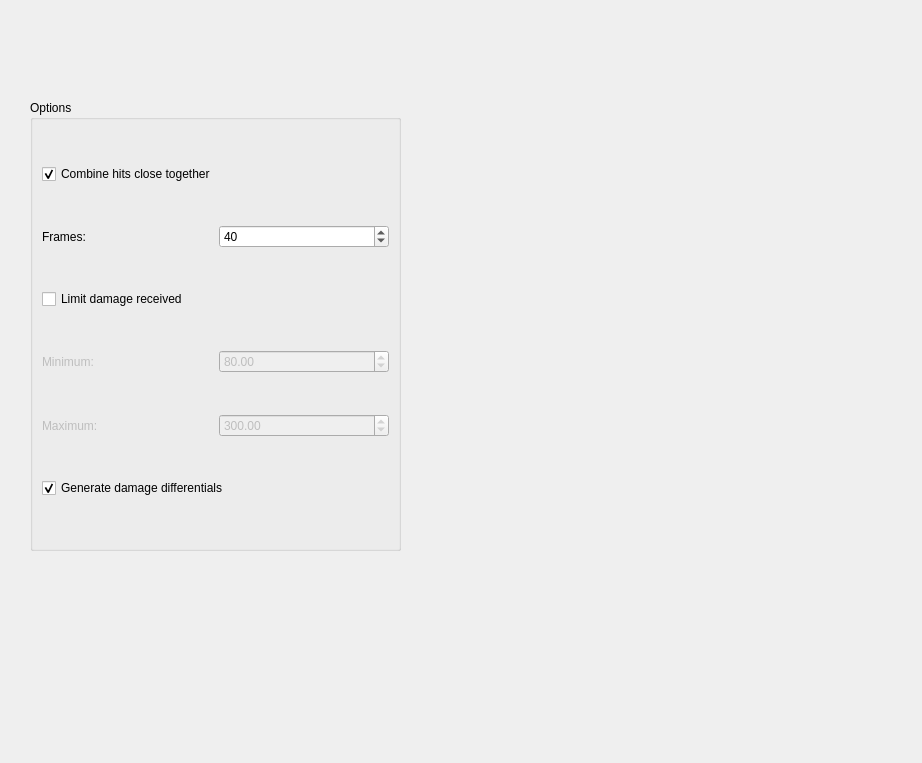
reframedultimate/ReFramed, file frontend/plugins/analyzers/hit-analysis/forms/HitAnalyzer.ui: the form before one commit.
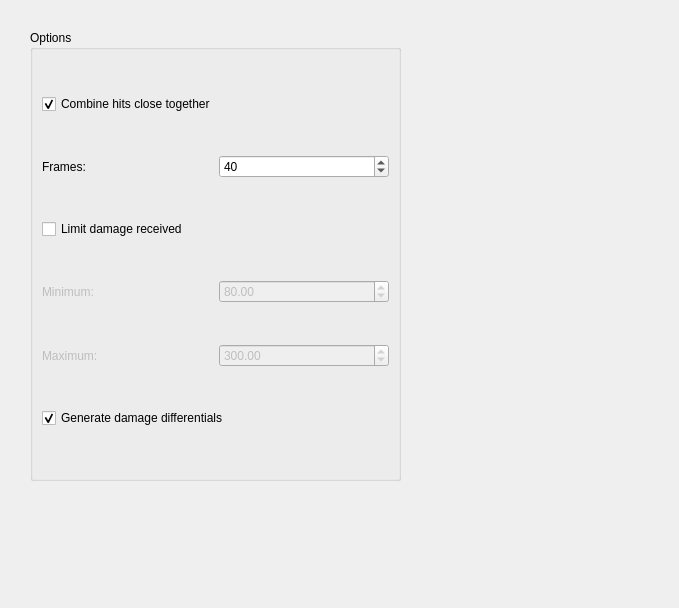
The form after the commit.

What changed in the file:
```diff
--- a/frontend/plugins/analyzers/hit-analysis/forms/HitAnalyzer.ui
+++ b/frontend/plugins/analyzers/hit-analysis/forms/HitAnalyzer.ui
@@ -6,8 +6,8 @@
    <rect>
     <x>0</x>
     <y>0</y>
-    <width>922</width>
-    <height>763</height>
+    <width>679</width>
+    <height>608</height>
    </rect>
   </property>
   <property name="windowTitle">
@@ -17,7 +17,7 @@
    <property name="geometry">
     <rect>
      <x>30</x>
-     <y>100</y>
+     <y>30</y>
      <width>371</width>
      <height>451</height>
     </rect>
```
